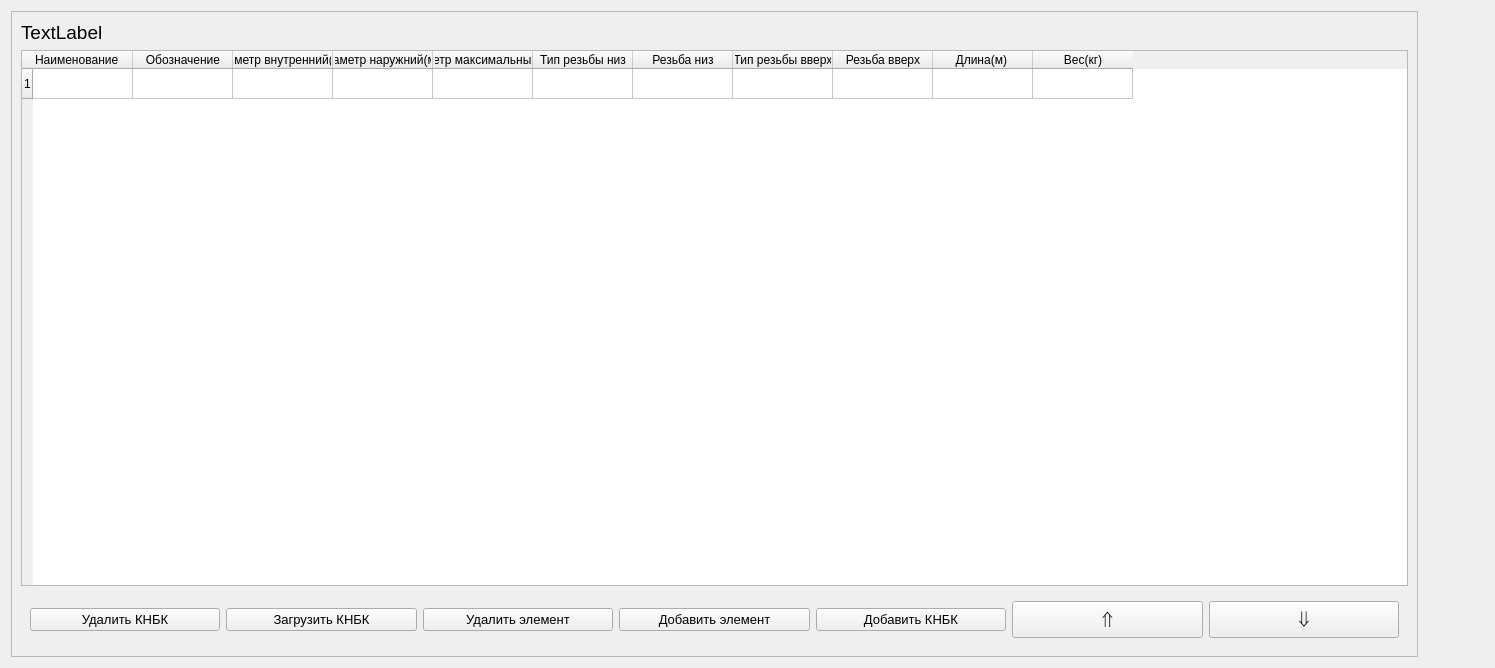
Old version of the form table.ui in the repository chevashetz/app.
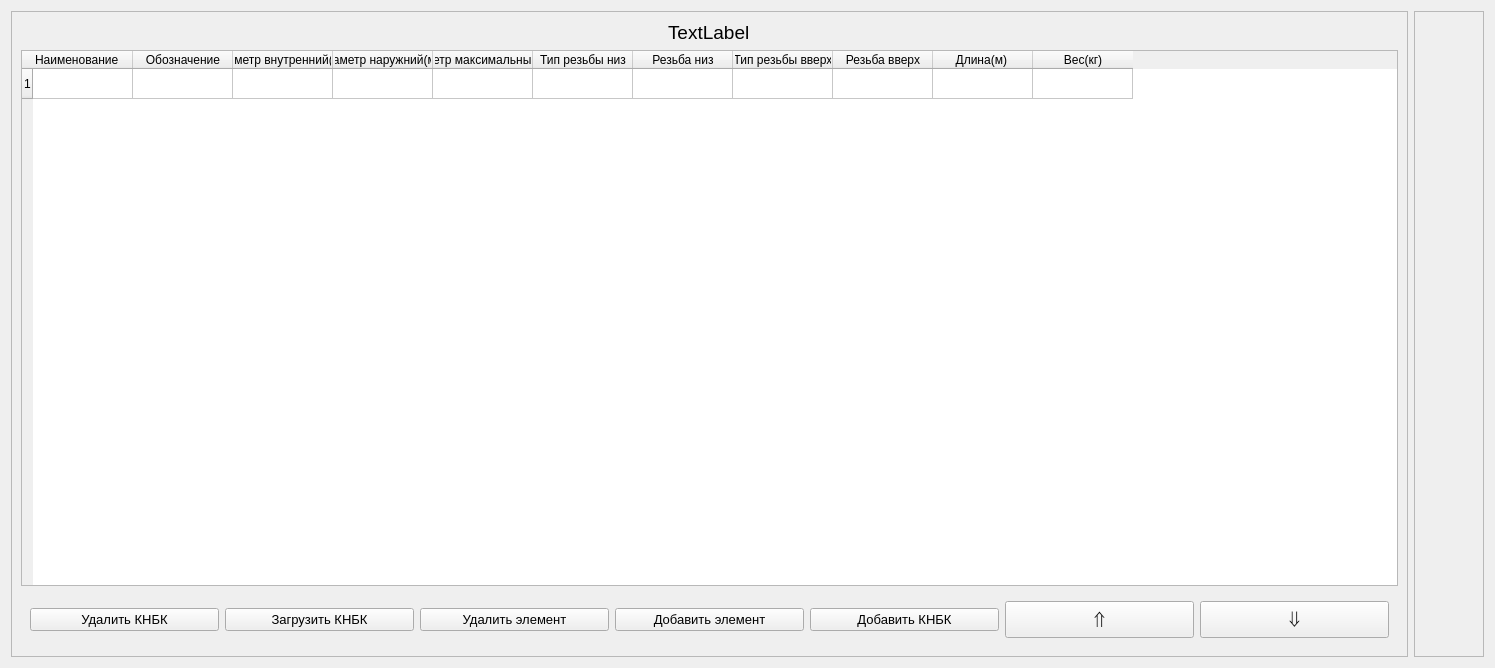
New version of the form.

```diff
--- a/table.ui
+++ b/table.ui
@@ -10,6 +10,18 @@
     <height>668</height>
    </rect>
   </property>
+  <property name="sizePolicy">
+   <sizepolicy hsizetype="Fixed" vsizetype="Minimum">
+    <horstretch>0</horstretch>
+    <verstretch>0</verstretch>
+   </sizepolicy>
+  </property>
+  <property name="minimumSize">
+   <size>
+    <width>67</width>
+    <height>0</height>
+   </size>
+  </property>
   <property name="windowTitle">
    <string>Form</string>
   </property>
@@ -23,7 +35,7 @@
       <enum>QFrame::Raised</enum>
      </property>
      <layout class="QVBoxLayout" name="verticalLayout">
-      <item>
+      <item alignment="Qt::AlignHCenter">
        <widget class="QLabel" name="label">
         <property name="font">
          <font>
@@ -147,6 +159,12 @@
         <layout class="QHBoxLayout" name="horizontalLayout">
          <item>
           <widget class="QPushButton" name="pushButton_delete_page">
+           <property name="minimumSize">
+            <size>
+             <width>0</width>
+             <height>0</height>
+            </size>
+           </property>
            <property name="font">
             <font>
              <pointsize>10</pointsize>
@@ -159,6 +177,12 @@
          </item>
          <item>
           <widget class="QPushButton" name="pushButton_load_table">
+           <property name="minimumSize">
+            <size>
+             <width>0</width>
+             <height>0</height>
+            </size>
+           </property>
            <property name="font">
             <font>
              <pointsize>10</pointsize>
@@ -171,6 +195,12 @@
          </item>
          <item>
           <widget class="QPushButton" name="pushButton_delete_row">
+           <property name="minimumSize">
+            <size>
+             <width>0</width>
+             <height>0</height>
+            </size>
+           </property>
            <property name="font">
             <font>
              <pointsize>10</pointsize>
@@ -183,6 +213,12 @@
          </item>
          <item>
           <widget class="QPushButton" name="pushButton_add_row">
+           <property name="minimumSize">
+            <size>
+             <width>0</width>
+             <height>0</height>
+            </size>
+           </property>
            <property name="font">
             <font>
              <pointsize>10</pointsize>
@@ -195,6 +231,12 @@
          </item>
          <item>
           <widget class="QPushButton" name="pushButton_add_page">
+           <property name="minimumSize">
+            <size>
+             <width>0</width>
+             <height>0</height>
+            </size>
+           </property>
            <property name="font">
             <font>
              <pointsize>10</pointsize>
@@ -207,6 +249,12 @@
          </item>
          <item>
           <widget class="QPushButton" name="pushButton_row_up">
+           <property name="minimumSize">
+            <size>
+             <width>0</width>
+             <height>0</height>
+            </size>
+           </property>
            <property name="font">
             <font>
              <pointsize>18</pointsize>
@@ -219,6 +267,12 @@
          </item>
          <item>
           <widget class="QPushButton" name="pushButton_row_down">
+           <property name="minimumSize">
+            <size>
+             <width>0</width>
+             <height>0</height>
+            </size>
+           </property>
            <property name="font">
             <font>
              <pointsize>18</pointsize>
@@ -236,16 +290,55 @@
     </widget>
    </item>
    <item>
-    <widget class="QLabel" name="label_image">
+    <widget class="QScrollArea" name="scroll_area">
+     <property name="sizePolicy">
+      <sizepolicy hsizetype="Fixed" vsizetype="Expanding">
+       <horstretch>0</horstretch>
+       <verstretch>0</verstretch>
+      </sizepolicy>
+     </property>
      <property name="minimumSize">
       <size>
-       <width>60</width>
+       <width>67</width>
        <height>0</height>
       </size>
      </property>
-     <property name="text">
-      <string>&lt;html&gt;&lt;head/&gt;&lt;body&gt;&lt;p&gt;&lt;br/&gt;&lt;/p&gt;&lt;/body&gt;&lt;/html&gt;</string>
+     <property name="widgetResizable">
+      <bool>true</bool>
      </property>
+     <widget class="QWidget" name="image_container">
+      <property name="geometry">
+       <rect>
+        <x>0</x>
+        <y>0</y>
+        <width>85</width>
+        <height>644</height>
+       </rect>
+      </property>
+      <property name="minimumSize">
+       <size>
+        <width>67</width>
+        <height>644</height>
+       </size>
+      </property>
+      <layout class="QVBoxLayout" name="verticalLayout_2" stretch="">
+       <property name="spacing">
+        <number>0</number>
+       </property>
+       <property name="leftMargin">
+        <number>0</number>
+       </property>
+       <property name="topMargin">
+        <number>0</number>
+       </property>
+       <property name="rightMargin">
+        <number>0</number>
+       </property>
+       <property name="bottomMargin">
+        <number>0</number>
+       </property>
+      </layout>
+     </widget>
     </widget>
    </item>
   </layout>
```
